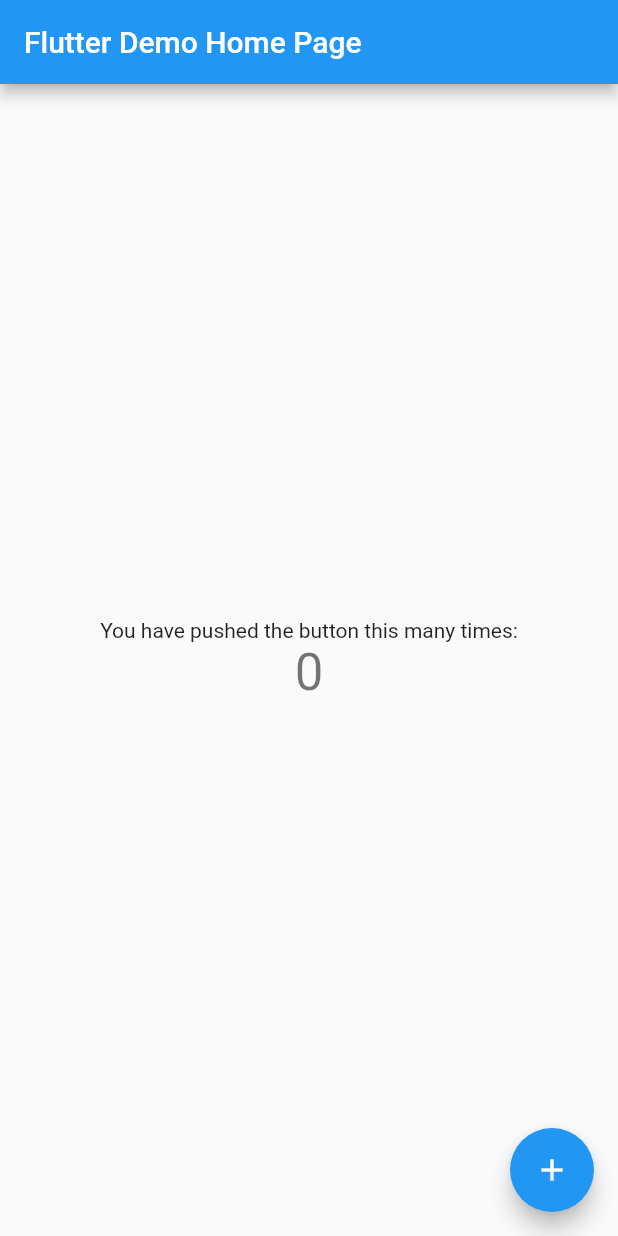
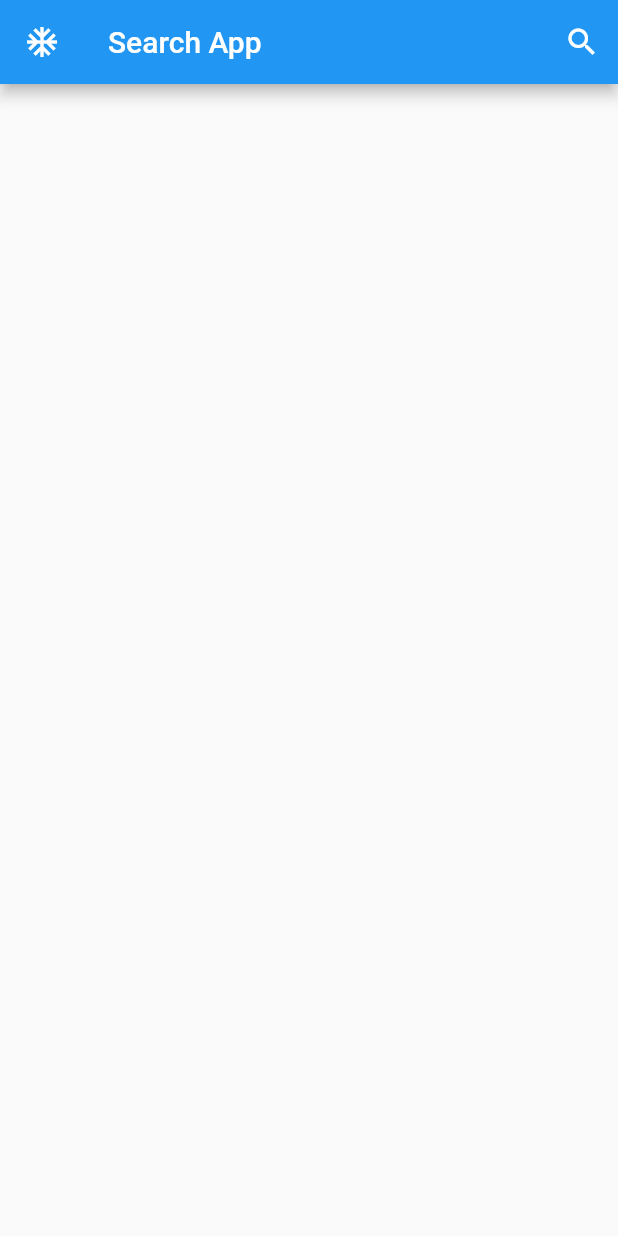
Before and after one commit to blakewood84/flutter-elastic-search, a Flutter app: the screen it shows after launch, on a phone screen of 412 x 824 dp. Run offline on Flutter 3.47's test engine with Material 2 defaults, Android fonts, the light colour scheme and no system bars.

Commit message:
search features

```diff
--- a/lib/main.dart
+++ b/lib/main.dart
@@ -5,109 +5,89 @@
 }
 
 class MyApp extends StatelessWidget {
-  // This widget is the root of your application.
   @override
   Widget build(BuildContext context) {
     return MaterialApp(
-      title: 'Flutter Demo',
-      theme: ThemeData(
-        // This is the theme of your application.
-        //
-        // Try running your application with "flutter run". You'll see the
-        // application has a blue toolbar. Then, without quitting the app, try
-        // changing the primarySwatch below to Colors.green and then invoke
-        // "hot reload" (press "r" in the console where you ran "flutter run",
-        // or simply save your changes to "hot reload" in a Flutter IDE).
-        // Notice that the counter didn't reset back to zero; the application
-        // is not restarted.
-        primarySwatch: Colors.blue,
+        debugShowCheckedModeBanner: false,
+        theme: ThemeData(
+          primarySwatch: Colors.blue,
+        ),
+        home: Search());
+  }
+}
+
+class Search extends StatelessWidget {
+  @override
+  Widget build(BuildContext context) {
+    return Scaffold(
+      appBar: AppBar(
+        title: Text('Search App'),
+        leading: Icon(Icons.ac_unit),
+        actions: [
+          IconButton(
+            icon: Icon(Icons.search),
+            onPressed: () {
+              showSearch(context: context, delegate: DataSearch());
+            },
+          )
+        ],
       ),
-      home: MyHomePage(title: 'Flutter Demo Home Page'),
     );
   }
 }
 
-class MyHomePage extends StatefulWidget {
-  MyHomePage({Key key, this.title}) : super(key: key);
-
-  // This widget is the home page of your application. It is stateful, meaning
-  // that it has a State object (defined below) that contains fields that affect
-  // how it looks.
-
-  // This class is the configuration for the state. It holds the values (in this
-  // case the title) provided by the parent (in this case the App widget) and
-  // used by the build method of the State. Fields in a Widget subclass are
-  // always marked "final".
-
-  final String title;
+class DataSearch extends SearchDelegate {
+  final List<String> cities = [
+    'LA',
+    'SF',
+    'Redding',
+    'Eureka',
+    'Chicago',
+    'New York',
+    'Boston',
+    'Toronto',
+    'Quebec',
+    'Seattle',
+    'Portland'
+  ];
+  final List<String> recentCities = ['LA', 'SF', 'Redding', 'Eureka'];
 
   @override
-  _MyHomePageState createState() => _MyHomePageState();
-}
-
-class _MyHomePageState extends State<MyHomePage> {
-  int _counter = 0;
-
-  void _incrementCounter() {
-    setState(() {
-      // This call to setState tells the Flutter framework that something has
-      // changed in this State, which causes it to rerun the build method below
-      // so that the display can reflect the updated values. If we changed
-      // _counter without calling setState(), then the build method would not be
-      // called again, and so nothing would appear to happen.
-      _counter++;
-    });
+  List<Widget> buildActions(BuildContext context) {
+    return [
+      IconButton(
+        icon: Icon(Icons.clear),
+        onPressed: () {
+          query = '';
+        },
+      )
+    ];
   }
 
   @override
-  Widget build(BuildContext context) {
-    // This method is rerun every time setState is called, for instance as done
-    // by the _incrementCounter method above.
-    //
-    // The Flutter framework has been optimized to make rerunning build methods
-    // fast, so that you can just rebuild anything that needs updating rather
-    // than having to individually change instances of widgets.
-    return Scaffold(
-      appBar: AppBar(
-        // Here we take the value from the MyHomePage object that was created by
-        // the App.build method, and use it to set our appbar title.
-        title: Text(widget.title),
+  Widget buildLeading(BuildContext context) {
+    return IconButton(
+      icon: AnimatedIcon(
+        icon: AnimatedIcons.ellipsis_search,
+        progress: transitionAnimation,
       ),
-      body: Center(
-        // Center is a layout widget. It takes a single child and positions it
-        // in the middle of the parent.
-        child: Column(
-          // Column is also a layout widget. It takes a list of children and
-          // arranges them vertically. By default, it sizes itself to fit its
-          // children horizontally, and tries to be as tall as its parent.
-          //
-          // Invoke "debug painting" (press "p" in the console, choose the
-          // "Toggle Debug Paint" action from the Flutter Inspector in Android
-          // Studio, or the "Toggle Debug Paint" command in Visual Studio Code)
-          // to see the wireframe for each widget.
-          //
-          // Column has various properties to control how it sizes itself and
-          // how it positions its children. Here we use mainAxisAlignment to
-          // center the children vertically; the main axis here is the vertical
-          // axis because Columns are vertical (the cross axis would be
-          // horizontal).
-          mainAxisAlignment: MainAxisAlignment.center,
-          children: <Widget>[
-            Text(
-              'You have pushed the button this many times:',
-            ),
-            Text(
-              '$_counter',
-              style: Theme.of(context).textTheme.headline4,
-            ),
-          ],
-        ),
-      ),
-      floatingActionButton: FloatingActionButton(
-        onPressed: _incrementCounter,
-        tooltip: 'Increment',
-        child: Icon(Icons.add),
-      ), // This trailing comma makes auto-formatting nicer for build methods.
+      onPressed: () {
+        print('Pressed');
+      },
     );
   }
+
+  @override
+  Widget buildResults(BuildContext context) {}
+
+  @override
+  Widget buildSuggestions(BuildContext context) {
+    final suggestionList = query.isEmpty ? recentCities : cities;
+
+    return ListView.builder(
+        itemBuilder: (context, index) => ListTile(
+            leading: Icon(Icons.location_city),
+            title: Text(suggestionList[index])),
+        itemCount: suggestionList.length);
+  }
 }
```
